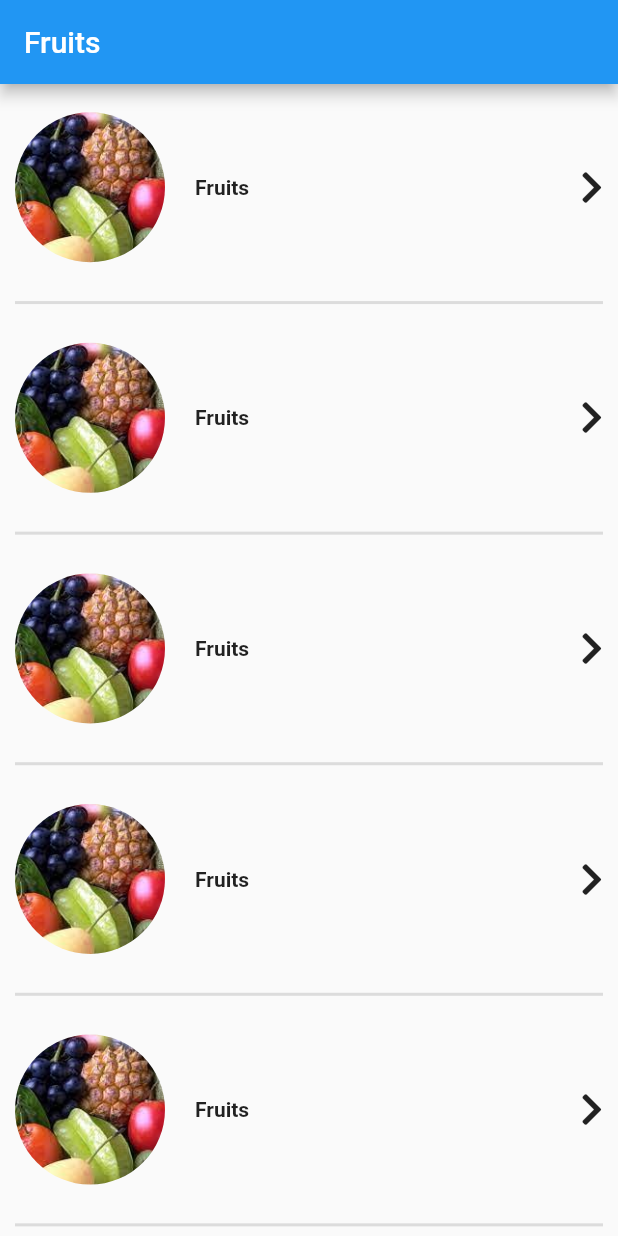
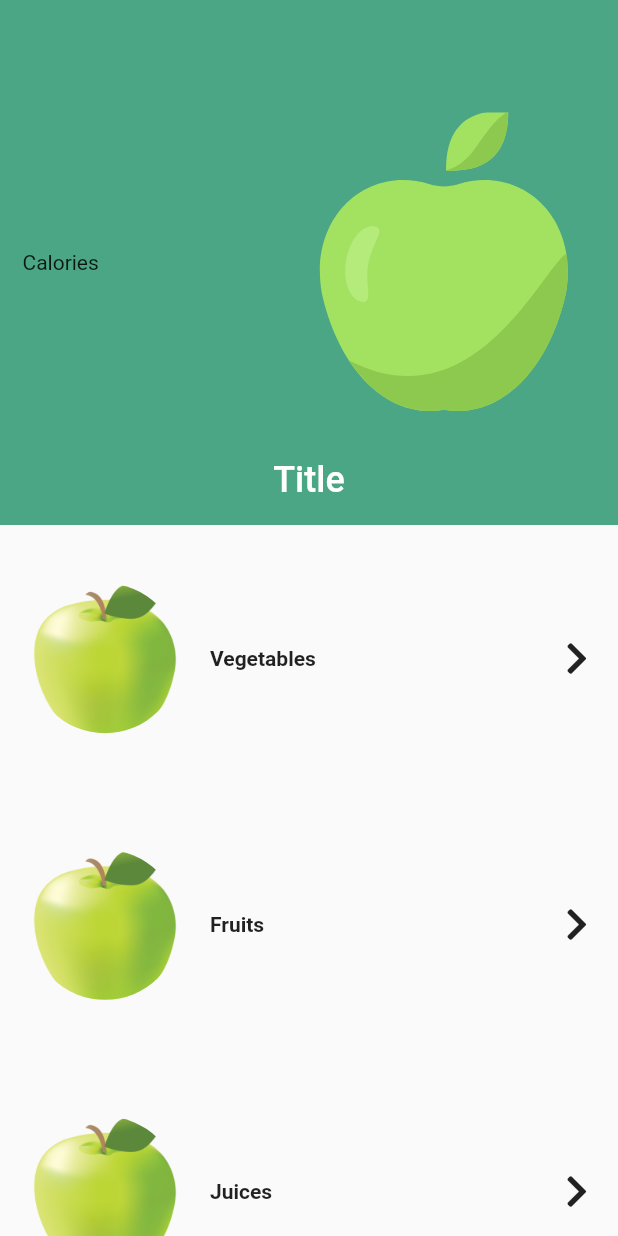
Before and after one commit to ahmed-elmenan/calories_in_food_app, a Flutter app: the screen it shows after launch, on a phone screen of 412 x 824 dp. Run offline on Flutter 3.47's test engine with Material 2 defaults, Android fonts, the phone set to English and light mode, and no system bars; our stand-ins replace flutter_svg, font_awesome_flutter.

Commit message:
add home header & categories info

```diff
--- /dev/null
+++ b/lib/core/consts/food_categories.dart
@@ -0,0 +1,6 @@
+const FOOD_CATEGORIES = [
+  {"name": "Vegetables", "imagePath": "assets/images/fruits.png"},
+  {"name": "Fruits", "imagePath": "assets/images/fruits.png"},
+  {"name": "Juices", "imagePath": "assets/images/fruits.png"},
+  {"name": "Fast Food", "imagePath": "assets/images/fruits.png"},
+];
--- a/lib/features/fruits/foods_list_page.dart
+++ /dev/null
@@ -1,29 +0,0 @@
-import 'package:flutter/material.dart';
-
-import 'food_card.dart';
-
-class FoodsListPage extends StatelessWidget {
-  @override
-  Widget build(BuildContext context) {
-    return Scaffold(
-      appBar: AppBar(
-        title: Text("Fruits"),
-      ),
-      body: Container(
-        padding: EdgeInsets.symmetric(horizontal: 10),
-        child: ListView.builder(
-            itemCount: 7,
-            itemBuilder: (context, index) {
-              return Column(
-                children: [
-                  FoodCard(),
-                  Divider(
-                    thickness: 2,
-                  )
-                ],
-              );
-            }),
-      ),
-    );
-  }
-}
--- /dev/null
+++ b/lib/features/home/presentation/pages/home_page.dart
@@ -0,0 +1,64 @@
+import 'package:fapp/core/consts/food_categories.dart';
+import 'package:fapp/features/home/presentation/widgets/food_card.dart';
+import 'package:fapp/features/home/presentation/widgets/home_header.dart';
+import 'package:flutter/material.dart';
+
+class SilverAppBarExample extends StatelessWidget {
+  @override
+  Widget build(BuildContext context) {
+    return MaterialApp(
+      home: Scaffold(
+        body: CustomScrollView(
+          slivers: <Widget>[
+            SliverAppBar(
+              // leadingWidth: 300,
+              // leading: Container(
+              //   color: Colors.red,
+              //   child: Row(
+              //     mainAxisAlignment: MainAxisAlignment.spaceBetween,
+              //     children: [
+              //       Text(
+              //         "Calories Counter",
+              //         // style: TextStyle(fontSize: 19),
+              //       )
+              //     ],
+              //   ),
+              // ),
+              expandedHeight: 350.0,
+              floating: true,
+              pinned: true,
+              snap: true,
+              elevation: 50,
+              backgroundColor: Colors.pink,
+              flexibleSpace: FlexibleSpaceBar(
+                  centerTitle: true,
+                  title: Text('Title',
+                      style: TextStyle(
+                        color: Colors.white,
+                        fontSize: 16.0,
+                      )),
+                  background: Container(
+                    color: Color(0xFF4BA686),
+                    child: HomeHeader(),
+                  )),
+            ),
+            new SliverList(
+                delegate: new SliverChildListDelegate(
+                    _buildList(FOOD_CATEGORIES.length))),
+          ],
+        ),
+      ),
+    );
+  }
+
+  List _buildList(int count) {
+    List<Widget> listItems = [];
+
+    for (int i = 0; i < count; i++) {
+      listItems.add(new Padding(
+          padding: new EdgeInsets.all(20.0),
+          child: FoodCard(foodCategorie: FOOD_CATEGORIES[i])));
+    }
+    return listItems;
+  }
+}
--- a/lib/features/fruits/food_card.dart
+++ b/lib/features/home/presentation/widgets/food_card.dart
@@ -2,6 +2,10 @@ import 'package:flutter/material.dart';
 import 'package:font_awesome_flutter/font_awesome_flutter.dart';
 
 class FoodCard extends StatelessWidget {
+  Map<String, dynamic> foodCategorie;
+
+  FoodCard({this.foodCategorie});
+
   @override
   Widget build(BuildContext context) {
     Size size = MediaQuery.of(context).size;
@@ -9,20 +13,19 @@ class FoodCard extends StatelessWidget {
       margin: EdgeInsets.symmetric(vertical: 10),
       height: size.height / 7,
       child: Row(
-        // mainAxisAlignment: MainAxisAlignment.spaceBetween,
         children: [
           Container(
               height: double.infinity,
               child: CircleAvatar(
                 radius: 50.0,
-                backgroundImage: AssetImage("assets/images/fruits.jpg"),
+                backgroundImage: AssetImage(this.foodCategorie["imagePath"]),
                 backgroundColor: Colors.transparent,
               )),
           SizedBox(width: 20),
           Expanded(
             flex: 2,
             child: Text(
-              "Fruits",
+              this.foodCategorie["name"],
               style: TextStyle(fontSize: 14, fontWeight: FontWeight.bold),
             ),
           ),
--- /dev/null
+++ b/lib/features/home/presentation/widgets/home_header.dart
@@ -0,0 +1,28 @@
+import 'package:flutter/material.dart';
+import 'package:flutter_svg/svg.dart';
+
+class HomeHeader extends StatefulWidget {
+  HomeHeader({Key key}) : super(key: key);
+
+  @override
+  _HomeHeaderState createState() => _HomeHeaderState();
+}
+
+class _HomeHeaderState extends State<HomeHeader> {
+  @override
+  Widget build(BuildContext context) {
+    return Container(
+      padding: EdgeInsets.symmetric(horizontal: 15),
+      child: Row(
+        mainAxisAlignment: MainAxisAlignment.spaceBetween,
+        children: [
+          Text("Calories"),
+          SvgPicture.asset(
+            "assets/images/apple_home_logo.svg",
+            height: 200,
+          )
+        ],
+      ),
+    );
+  }
+}
--- a/lib/main.dart
+++ b/lib/main.dart
@@ -1,12 +1,13 @@
 import 'package:flutter/material.dart';
 
-import 'features/fruits/foods_list_page.dart';
+import 'features/home/presentation/pages/home_page.dart';
+
 
 
 void main() {
   runApp(
     MaterialApp(
-      home: FoodsListPage(),
+      home: SilverAppBarExample(),
     )
   );
 }
--- a/pubspec.yaml
+++ b/pubspec.yaml
@@ -29,6 +29,7 @@ dependencies:
   # Use with the CupertinoIcons class for iOS style icons.
   cupertino_icons: ^1.0.2
   font_awesome_flutter: ^9.1.0
+  flutter_svg: ^0.22.0
 
 dev_dependencies:
   flutter_test:
```
Also changed, not shown: assets/images/apple_home_logo.svg (added), assets/images/fruits.jpg (deleted), assets/images/fruits.png (added), assets/images/vegetables.jpg (added), assets/images/—Pngtree—vegetables and fruits nature vector_3506404.png (added), lib/features/home/presentation/widgets/fruit_details.dart (renamed from lib/features/fruits/fruit_details.dart), pubspec.lock.
